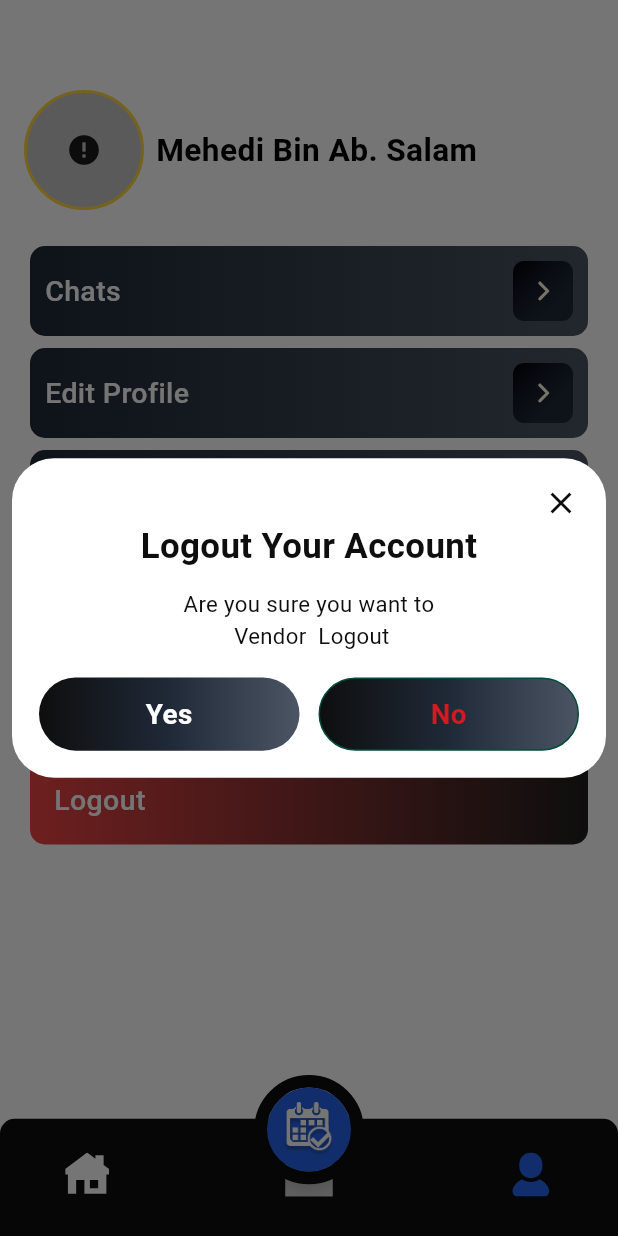
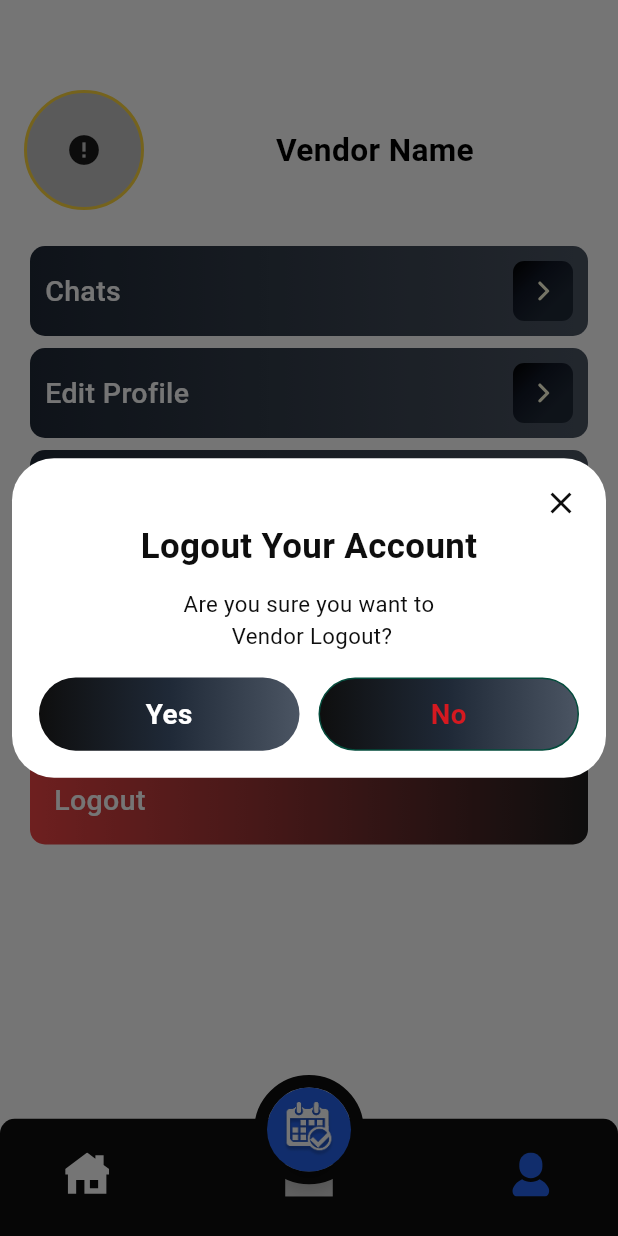
Before and after one commit to debbendu195/izz_atlas_app, a Flutter app: the VendorProfileScreen screen opened by its route, item 3 of the bottom bar chosen, after a tap on "Logout", on a phone screen of 412 x 824 dp. Run offline on Flutter 3.47's test engine with Material 3 defaults, Android fonts, the phone set to English and light mode, and no system bars; drawn by our look-alikes of cached_network_image; our stand-ins replace flutter_screenutil, flutter_spinkit, flutter_svg, fluttertoast, get, google_fonts and 6 more; accounts and stored records are empty; network calls fail; Roboto replaces fonts that are missing (Alata).

Commit message:
user venue booking, vendor ababelity

```diff
--- a/lib/service/api_url.dart
+++ b/lib/service/api_url.dart
@@ -1,6 +1,6 @@
 class ApiUrl {
   /// ================= BASE URL =================
-  static const String baseUrl = "https://lake-near-performance-variable.trycloudflare.com/api/v1";
+  static const String baseUrl = "https://functions-passport-arrange-concentration.trycloudflare.com/api/v1";
   static const String imageUrl = "";
 
   /// ================= AUTHENTICATION =================
--- a/lib/view/screens/vendor_part/vendor_home_screen/vendor_home_screen.dart
+++ b/lib/view/screens/vendor_part/vendor_home_screen/vendor_home_screen.dart
@@ -112,7 +112,7 @@ class VendorHomeScreen extends StatelessWidget {
               QuickButton(
                 text: "BOOKINGS TREND",
                 onTap: () {
-                  Get.toNamed(AppRoutes.venueAvailabilityScreen);
+                  // Get.toNamed(AppRoutes.venueAvailabilityScreen);
                 },
               ),
               Center(child: CustomImage(imageSrc: AppIcons.arrowDown)),
--- a/lib/view/screens/vendor_part/vendor_profile_screen/vendor_profile_screen.dart
+++ b/lib/view/screens/vendor_part/vendor_profile_screen/vendor_profile_screen.dart
@@ -1,24 +1,28 @@
 import 'package:flutter/material.dart';
-import 'package:flutter_screenutil/flutter_screenutil.dart';
 import 'package:get/get.dart';
 import 'package:izz_atlas_app/core/app_routes/app_routes.dart';
 import 'package:izz_atlas_app/utils/app_const/app_const.dart';
-import 'package:izz_atlas_app/utils/app_icons/app_icons.dart';
-import 'package:izz_atlas_app/view/components/custom_image/custom_image.dart';
-import 'package:izz_atlas_app/view/components/custom_nav_bar/navbar.dart';
+import 'package:izz_atlas_app/view/components/custom_nav_bar/vendor_navbar.dart';
 import 'package:izz_atlas_app/view/components/custom_netwrok_image/custom_network_image.dart';
 import 'package:izz_atlas_app/view/components/custom_text/custom_text.dart';
 import 'package:izz_atlas_app/view/screens/user_part/user_profile_screen/widgets/custom_profile_card.dart';
 
 import '../../../../utils/app_colors/app_colors.dart';
 import '../../../components/custom_logout_popup/custom_logout_popup.dart';
-import '../../../components/custom_nav_bar/vendor_navbar.dart';
+import '../../../components/custom_show_dialog/custom_show_dialog.dart';
+import 'controller/vendor_profile_controller.dart';
 
 class VendorProfileScreen extends StatelessWidget {
-  const VendorProfileScreen({super.key});
+  VendorProfileScreen({super.key});
+
+  final VendorProfileController vendorProfileController = Get.put(VendorProfileController());
 
   @override
   Widget build(BuildContext context) {
+    WidgetsBinding.instance.addPostFrameCallback((_) {
+      vendorProfileController.getUserProfile();
+    });
+
     return Scaffold(
       backgroundColor: AppColors.white,
       body: SingleChildScrollView(
@@ -27,24 +31,38 @@ class VendorProfileScreen extends StatelessWidget {
           child: Column(
             crossAxisAlignment: CrossAxisAlignment.start,
             children: [
-              Row(
+              // ================= Dynamic Profile Section =================
+              Obx(() {
+                final userModel = vendorProfileController.userProfileModel.value;
+                return Row(
                   children: [
                     CustomNetworkImage(
-                    imageUrl: AppConstants.girlsPhoto,
+                      imageUrl: (userModel.photo.isNotEmpty)
+                          ? userModel.photo
+                          : AppConstants.profileImage,
                       height: 80,
                       width: 80,
                       boxShape: BoxShape.circle,
                       border: Border.all(color: Colors.amberAccent, width: 2),
                     ),
-                  CustomText(
+                    Expanded(
+                      child: CustomText(
                         left: 8,
-                    text: "Mehedi Bin Ab. Salam",
+                        text: userModel.name.isNotEmpty
+                            ? userModel.name
+                            : "Vendor Name",
                         fontWeight: FontWeight.w600,
                         fontSize: 20,
+                        maxLines: 1,
+                        overflow: TextOverflow.ellipsis,
+                      ),
                     ),
                   ],
-              ),
-              SizedBox(height: 20),
+                );
+              }),
+              // =======================================================
+
+              const SizedBox(height: 20),
               CustomProfileCard(
                 nameTitle: "Chats",
                 onTap: () {
@@ -81,22 +99,21 @@ class VendorProfileScreen extends StatelessWidget {
                     context: context,
                     builder: (ctx) => AlertDialog(
                       backgroundColor: AppColors.white,
-                      insetPadding: EdgeInsets.all(8),
-                      contentPadding: EdgeInsets.all(8),
+                      insetPadding: const EdgeInsets.all(8),
+                      contentPadding: const EdgeInsets.all(8),
                       content: SizedBox(
                         width: MediaQuery.sizeOf(context).width,
                         child: CustomShowDialog(
                           textColor: AppColors.black,
                           buttonTextColor: AppColors.white,
                           title: "Logout Your Account",
-                          discription:
-                          "Are you sure you want to\n Vendor  Logout",
+                          discription: "Are you sure you want to\n Vendor Logout?",
                           showRowButton: true,
                           showCloseButton: true,
                           leftTextButton: "Yes",
                           rightTextButton: "No",
                           leftOnTap: (){
-                            Get.toNamed(AppRoutes.frameScreen);
+                            Get.offAllNamed(AppRoutes.loginScreen);
                           },
                           rightOnTap: () {
                             Get.back();
@@ -111,10 +128,10 @@ class VendorProfileScreen extends StatelessWidget {
                   color: Colors.transparent,
                   child: Container(
                     width: MediaQuery.sizeOf(context).width,
-                    padding: EdgeInsets.all(16),
+                    padding: const EdgeInsets.all(16),
                     decoration: BoxDecoration(
                       borderRadius: BorderRadius.circular(10),
-                      gradient: LinearGradient(
+                      gradient: const LinearGradient(
                         colors: [Color(0xffEF4444), Color(0xff1E1E1E)],
                       ),
                     ),
```
Also changed, not shown: lib/view/screens/user_part/user_home_screen/book_your_slot_screen.dart (+3 -4 lines), lib/view/screens/user_part/user_home_screen/user_venue_details_screen.dart (+31 -12 lines), lib/view/screens/vendor_part/vendor_home_screen/venue_availability_screen.dart (+114 -4 lines). Lines whose indentation alone changed are shown as unchanged.
